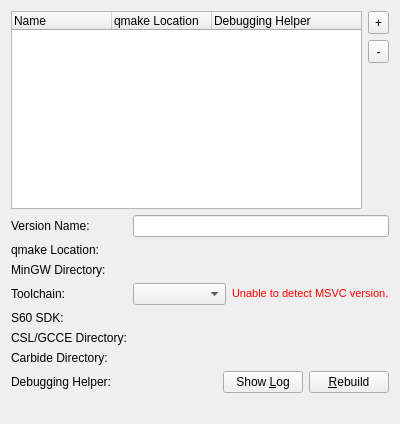
Above: src/plugins/qt4projectmanager/qtversionmanager.ui from qt-creator/qt-creator before the change. Below: the same form after it.
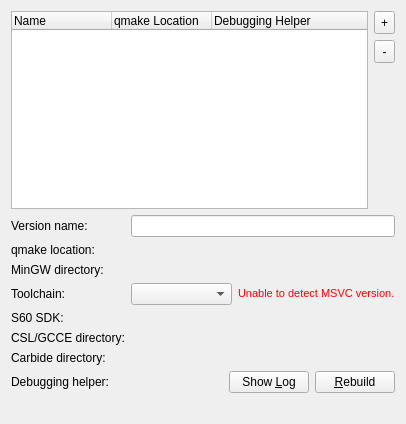
That is the form after the change. Custom widgets are drawn as their Qt base class.

What changed in the file:
```diff
--- a/src/plugins/qt4projectmanager/qtversionmanager.ui
+++ b/src/plugins/qt4projectmanager/qtversionmanager.ui
@@ -6,7 +6,7 @@
    <rect>
     <x>0</x>
     <y>0</y>
-    <width>400</width>
+    <width>406</width>
     <height>424</height>
    </rect>
   </property>
@@ -94,7 +94,7 @@
      <item row="0" column="0">
       <widget class="QLabel" name="versionNameLabel">
        <property name="text">
-        <string>Version Name:</string>
+        <string>Version name:</string>
        </property>
       </widget>
      </item>
@@ -104,7 +104,7 @@
      <item row="1" column="0">
       <widget class="QLabel" name="pathLabel">
        <property name="text">
-        <string>qmake Location:</string>
+        <string>qmake location:</string>
        </property>
       </widget>
      </item>
@@ -114,7 +114,7 @@
      <item row="2" column="0">
       <widget class="QLabel" name="mingwLabel">
        <property name="text">
-        <string>MinGW Directory:</string>
+        <string>MinGW directory:</string>
        </property>
       </widget>
      </item>
@@ -172,7 +172,7 @@
      <item row="5" column="0">
       <widget class="QLabel" name="gcceLabel">
        <property name="text">
-        <string>CSL/GCCE Directory:</string>
+        <string>CSL/GCCE directory:</string>
        </property>
       </widget>
      </item>
@@ -182,7 +182,7 @@
      <item row="6" column="0">
       <widget class="QLabel" name="mwcLabel">
        <property name="text">
-        <string>Carbide Directory:</string>
+        <string>Carbide directory:</string>
        </property>
       </widget>
      </item>
@@ -192,7 +192,7 @@
      <item row="7" column="0">
       <widget class="QLabel" name="debuggingHelperLabel">
        <property name="text">
-        <string>Debugging Helper:</string>
+        <string>Debugging helper:</string>
        </property>
       </widget>
      </item>
```
Left out of the diff: 4 changed lines with no effect on the pictures.
